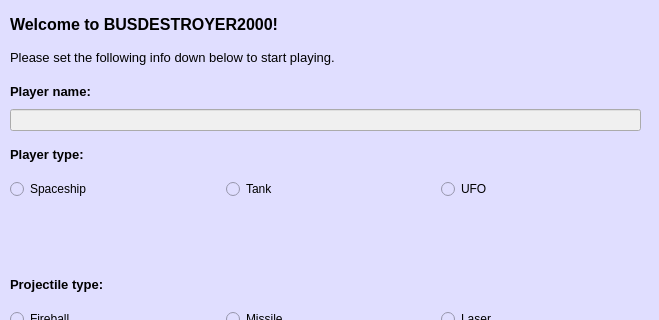
miikka0000/BusDestroyer2000-Game-with-Qt, file Game/mainmenudialog.ui: the form before one commit; both pictures show x 0 to 659 and y 0 to 320 of the 659 by 479 pixel window.
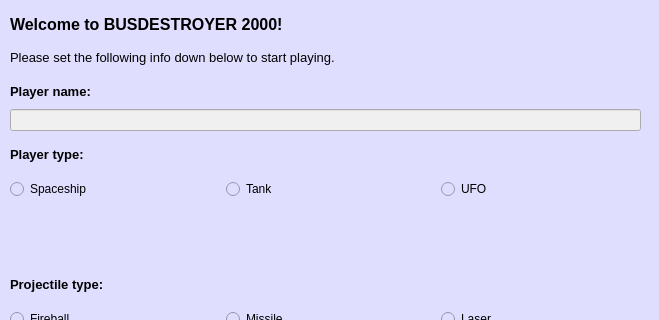
The form after the commit. Icons and pictures are not drawn.

```diff
--- a/Game/mainmenudialog.ui
+++ b/Game/mainmenudialog.ui
@@ -550,7 +550,7 @@
        <string notr="true"/>
       </property>
       <property name="text">
-       <string>Welcome to BUSDESTROYER2000!</string>
+       <string>Welcome to BUSDESTROYER 2000!</string>
       </property>
      </widget>
     </item>
```
